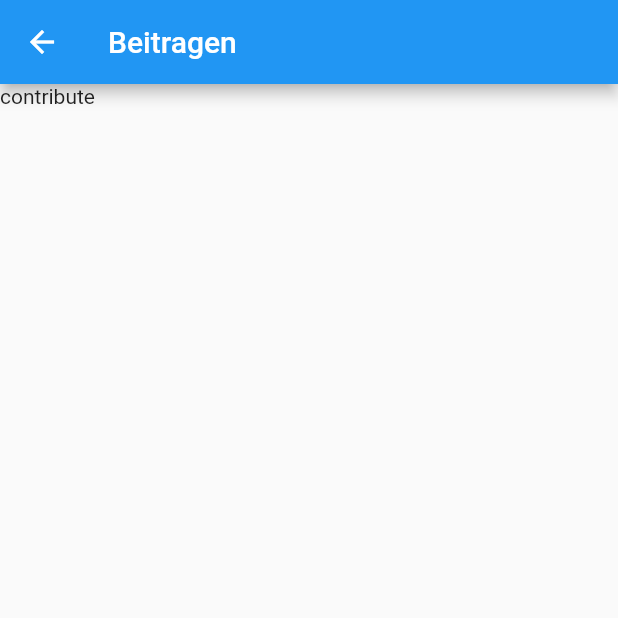
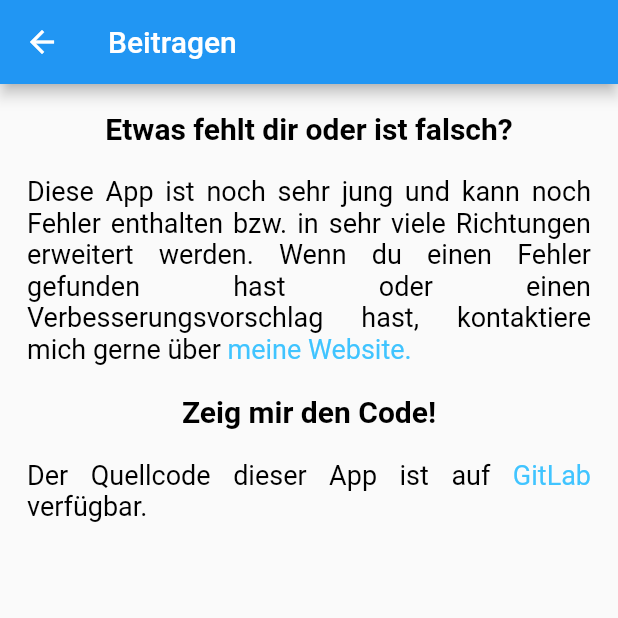
Before and after one commit to seasoncalendar/seasoncalendar, a Flutter app: the ContributePage screen opened by its route, on a phone screen of 412 x 824 dp, the top half of it. Run offline on Flutter 3.47's test engine with Material 2 defaults, Android fonts, the phone set to English and light mode, and no system bars; our stand-ins replace shared_preferences; accounts and stored records are empty; statements that could not run were skipped.

Commit message:
added contribute and support page and the ability to place links in text

```diff
--- a/lib/etcpages/contributepage.dart
+++ b/lib/etcpages/contributepage.dart
@@ -1,15 +1,96 @@
 import 'package:flutter/material.dart';
 import 'package:flutter/cupertino.dart';
+import 'package:seasoncalendar/helpers/styles.dart';
+import 'package:flutter/gestures.dart';
+import 'package:url_launcher/url_launcher.dart';
+
+final String contribContact = "Diese App ist noch sehr jung und kann noch"
+  " Fehler enthalten bzw. in sehr viele Richtungen erweitert werden. Wenn"
+  " du einen Fehler gefunden hast oder einen Verbesserungsvorschlag hast,"
+  " kontaktiere mich gerne über ";
+
+final String contribWebsiteContact = "meine Website.";
+
+final String contribCode1 = "Der Quellcode dieser App ist auf ";
+final String contribCode2 = "GitLab";
+final String contribCode3 = " verfügbar.";
 
 class ContributePage extends StatelessWidget {
 
   @override
   Widget build(BuildContext context) {
     return Scaffold(
-        appBar: AppBar(
-            title: Text("Beitragen")
-        ),
-        body: Text("contribute"),
+      appBar: AppBar(
+          title: Text("Beitragen")
+      ),
+      body: Container(
+        margin: EdgeInsets.all(18),
+        child: Expanded(
+          child: Column(
+            children: <Widget>[
+              Text("Etwas fehlt dir oder ist falsch?", style: font20b),
+              SizedBox(height: 20),
+              RichText(
+                textAlign: TextAlign.justify,
+                text: TextSpan(
+                  children: [
+                    TextSpan(
+                      text: contribContact,
+                      style: font18.copyWith(color: Colors.black),
+                    ),
+                    TextSpan(
+                      text: contribWebsiteContact,
+                      style: font18link,
+                      recognizer: TapGestureRecognizer()
+                        ..onTap = () async {
+                          final url = 'https://github.com/flutter/gallery/';
+                          if (await canLaunch(url)) {
+                            await launch(
+                              url,
+                              forceSafariVC: false,
+                            );
+                          }
+                        },
+                    ),
+                  ],
+                ),
+              ),
+              SizedBox(height: 20),
+              Text("Zeig mir den Code!", style: font20b),
+              SizedBox(height: 20),
+              RichText(
+                textAlign: TextAlign.justify,
+                text: TextSpan(
+                  children: [
+                    TextSpan(
+                      text: contribCode1,
+                      style: font18.copyWith(color: Colors.black),
+                    ),
+                    TextSpan(
+                      text: contribCode2,
+                      style: font18link,
+                      recognizer: TapGestureRecognizer()
+                        ..onTap = () async {
+                          final url = 'https://github.com/flutter/gallery/';
+                          if (await canLaunch(url)) {
+                            await launch(
+                              url,
+                              forceSafariVC: false,
+                            );
+                          }
+                        },
+                    ),
+                    TextSpan(
+                      text: contribCode3,
+                      style: font18.copyWith(color: Colors.black),
+                    ),
+                  ],
+                ),
+              ),
+            ],
+          )
+        )
+      )
     );
   }
 }
--- a/lib/etcpages/supportpage.dart
+++ b/lib/etcpages/supportpage.dart
@@ -1,5 +1,15 @@
 import 'package:flutter/material.dart';
 import 'package:flutter/cupertino.dart';
+import 'package:seasoncalendar/helpers/styles.dart';
+
+final String supportText1 = "Für diese App wird es weder irgendwelche"
+  " Bezahlfeatures geben, noch werde ich irgendwelche Werbung platzieren."
+  " Diese App ist und bleibt von meiner Seite aus kostenlos für dich.";
+
+final String supportText2 = "Du kannst mir aber gerne eine kleine Spende da"
+  " lassen! Das Geld wird effizient zur Steigerung der Arbeitsmoral verwendet,"
+  " z.B. indem frisches Saisonobst gekauft wird und bei der Arbeit an"
+  " diesem oder anderen Projekten verzehrt wird.";
 
 class SupportPage extends StatelessWidget {
 
@@ -9,7 +19,20 @@ class SupportPage extends StatelessWidget {
         appBar: AppBar(
             title: Text("Unterstützen")
         ),
-        body: Text("support"),
+        body: Container(
+            margin: EdgeInsets.all(18),
+            child: Expanded(
+                child: Column(
+                  children: <Widget>[
+                    Text("Möchtest du mich unterstützen?", style: font20b),
+                    SizedBox(height: 20),
+                    Text(supportText1, style: font18, textAlign: TextAlign.justify),
+                    SizedBox(height: 10),
+                    Text(supportText2, style: font18, textAlign: TextAlign.justify),
+                  ],
+                )
+            )
+        )
     );
   }
 }
--- a/pubspec.yaml
+++ b/pubspec.yaml
@@ -24,8 +24,10 @@ dependencies:
   flutter:
     sdk: flutter
   shared_preferences: ^0.5.7+3
-  geolocator: ^5.3.2+2
-  flutter_map: ^0.9.0
+  url_launcher: ^5.4.11
+  # geolocator: ^5.3.2+2
+  # flutter_map: ^0.9.0
+
 
   # The following adds the Cupertino Icons font to your application.
   # Use with the CupertinoIcons class for iOS style icons.
```
Also changed, not shown: lib/helpers/styles.dart (+8 -6 lines).
